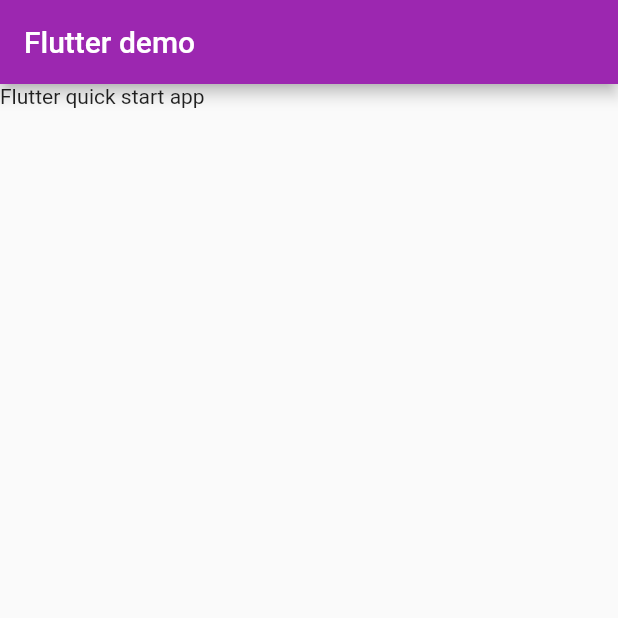
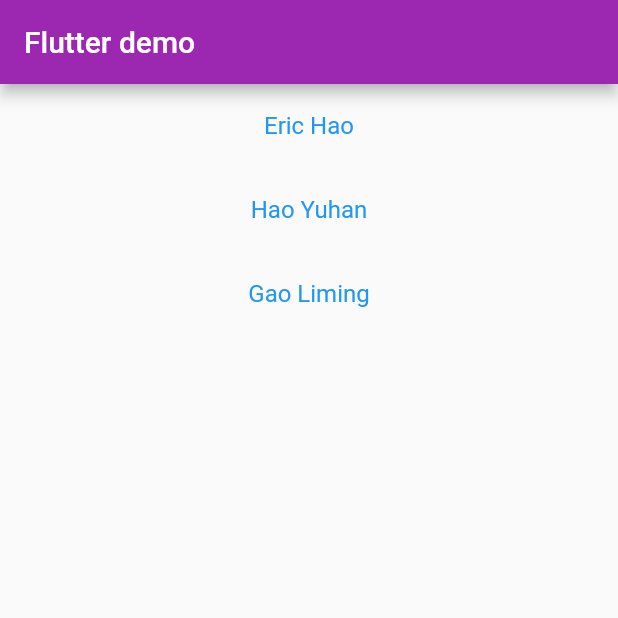
Before and after one commit to hhao99/flutter-ex01, a Flutter app: the screen it shows after launch, on a phone screen of 412 x 824 dp, the top half of it. Run offline on Flutter 3.47's test engine with Material 2 defaults, Android fonts, the phone set to English and light mode, and no system bars.

Commit message:
add the listview to the main page

```diff
--- a/lib/pages/main_page.dart
+++ b/lib/pages/main_page.dart
@@ -7,15 +7,38 @@ class MainPage extends StatefulWidget {
 }
 
 class _MainPageState extends State<MainPage> {
+  String title;
+  var _family = ["Eric Hao","Hao Yuhan","Gao Liming"];
+  @override
+  void initState() {
+    super.initState();
+    this.title = Strings.title;
+  }
+  Widget _buildRow(int i) {
+    return ListTile(
+      title: Text(
+        '${_family[i]}',
+        textAlign: TextAlign.center,
+        style: TextStyle(
+          color: Colors.blue,
+        )
+      ),
+
+    );
+  }
   @override
   Widget build(BuildContext context) {
     return Scaffold(
       appBar: AppBar(
-        title: Text(Strings.title)
+        title: Text(this.title),
+
       ),
-      body: Text(
-        Strings.welcome_message,
-      ),
+      body: ListView.builder(
+        itemCount: _family.length,
+        itemBuilder: (BuildContext context, int pos) {
+          return _buildRow(pos);
+        }
+      )
     );
   }
 }
--- a/lib/strings.dart
+++ b/lib/strings.dart
@@ -1,4 +1,4 @@
 class Strings {
   static final title = "Flutter demo";
-  static final welcome_message = "Flutter quick start app";
+  static final welcomeMessage = "Flutter quick start app";
 }
```
